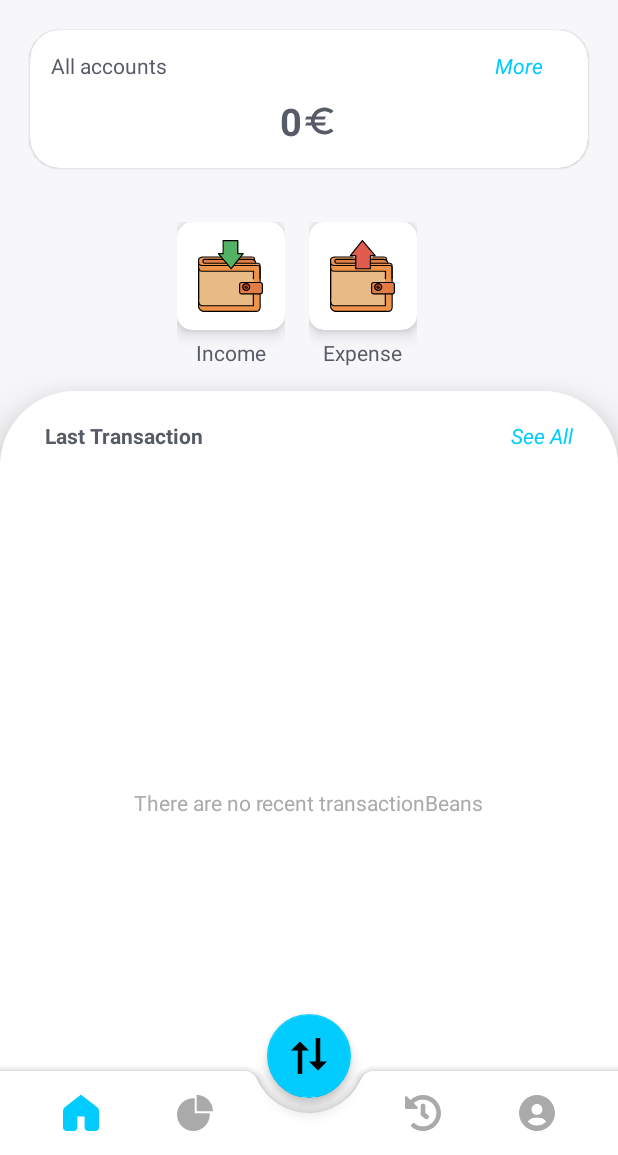
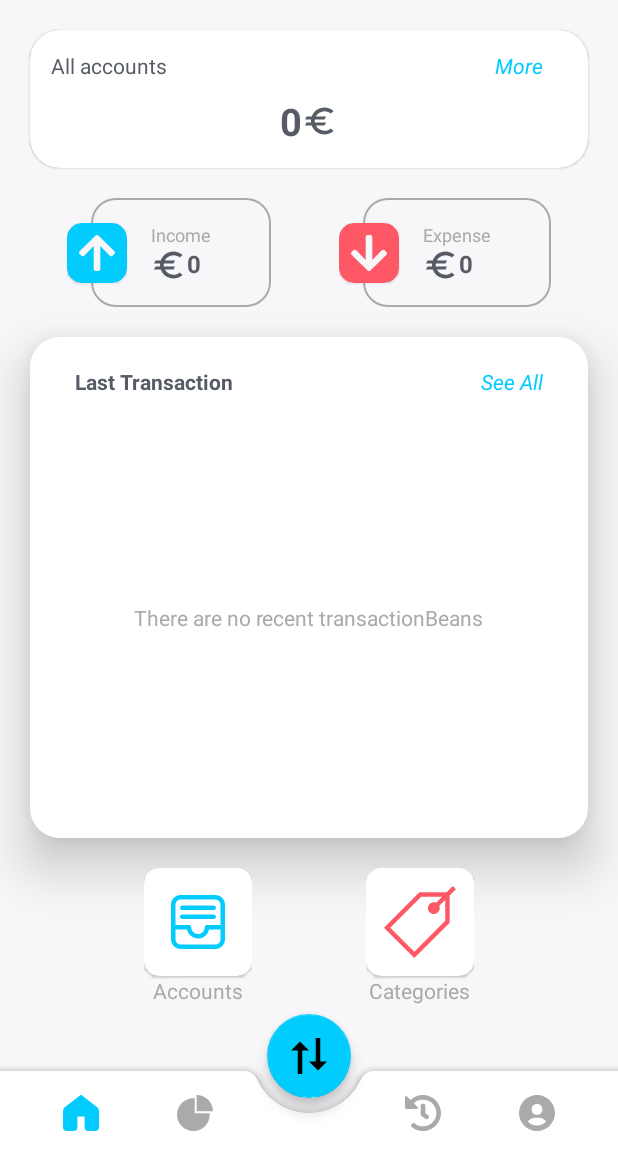
Before and after one commit to bonny-412/WiseSpender, an Android app: the screen it shows after launch (MainActivity), on a phone screen of 412 x 824 dp, the part 81-1236 px from its top. Run offline under Robolectric (Android 15) with nearby library versions, the phone set to English and light mode, and no system bars.

Commit message:
Inizio creazione con database

```diff
--- a/app/src/main/res/drawable/container_last_transactions_background.xml
+++ b/app/src/main/res/drawable/container_last_transactions_background.xml
@@ -1,5 +1,5 @@
 <?xml version="1.0" encoding="UTF-8"?>
 <shape xmlns:android="http://schemas.android.com/apk/res/android">
     <solid android:color="@color/background_card" />
-    <corners android:topRightRadius="50dp" android:topLeftRadius="50dp" />
+    <corners android:radius="20dp" />
 </shape>
--- /dev/null
+++ b/app/src/main/res/drawable/ic_accounts.xml
@@ -0,0 +1,12 @@
+<vector xmlns:android="http://schemas.android.com/apk/res/android"
+    android:width="24dp"
+    android:height="24dp"
+    android:viewportWidth="24"
+    android:viewportHeight="24">
+  <path
+      android:pathData="M6.25,3L17.75,3C19.483,3 20.8992,4.3565 20.9949,6.0656L21,6.25L21,17.75C21,19.483 19.6435,20.8992 17.9344,20.9949L17.75,21L6.25,21C4.517,21 3.1008,19.6435 3.0051,17.9344L3,17.75L3,6.25C3,4.517 4.3565,3.1008 6.0656,3.0051L6.25,3ZM8.325,14.5L4.5,14.5L4.5,17.75C4.5,18.6682 5.2071,19.4212 6.1065,19.4942L6.25,19.5L17.75,19.5C18.6682,19.5 19.4212,18.7929 19.4942,17.8935L19.5,17.75L19.5,14.5L15.675,14.5C15.3404,16.1483 13.9247,17.404 12.2003,17.4947L12,17.5C10.253,17.5 8.785,16.3053 8.3684,14.6884L8.325,14.5ZM17.75,4.5L6.25,4.5C5.3318,4.5 4.5788,5.2071 4.5058,6.1065L4.5,6.25L4.5,13L9,13C9.3797,13 9.6935,13.2822 9.7432,13.6482L9.75,13.75C9.75,14.9926 10.7574,16 12,16C13.1909,16 14.1656,15.0748 14.2448,13.904L14.25,13.75C14.25,13.3703 14.5322,13.0565 14.8982,13.0068L15,13L19.5,13L19.5,6.25C19.5,5.3318 18.7929,4.5788 17.8935,4.5058L17.75,4.5ZM6.75,9.5L17.25,9.5C17.6642,9.5 18,9.8358 18,10.25C18,10.6297 17.7178,10.9435 17.3518,10.9932L17.25,11L6.75,11C6.3358,11 6,10.6642 6,10.25C6,9.8703 6.2822,9.5565 6.6482,9.5068L6.75,9.5L17.25,9.5L6.75,9.5ZM6.75,6.5L17.25,6.5C17.6642,6.5 18,6.8358 18,7.25C18,7.6297 17.7178,7.9435 17.3518,7.9932L17.25,8L6.75,8C6.3358,8 6,7.6642 6,7.25C6,6.8703 6.2822,6.5565 6.6482,6.5068L6.75,6.5L17.25,6.5L6.75,6.5Z"
+      android:strokeWidth="1"
+      android:fillColor="#212121"
+      android:fillType="nonZero"
+      android:strokeColor="#00000000"/>
+</vector>
--- /dev/null
+++ b/app/src/main/res/drawable/ic_arrow_down.xml
@@ -0,0 +1,9 @@
+<vector xmlns:android="http://schemas.android.com/apk/res/android"
+    android:width="24dp"
+    android:height="24dp"
+    android:viewportWidth="24"
+    android:viewportHeight="24">
+  <path
+      android:pathData="M22.3925,10.2042L23.6125,11.3934C24.1292,11.8969 24.1292,12.7111 23.6125,13.2092L12.9343,23.6224C12.4177,24.1259 11.5823,24.1259 11.0712,23.6224L0.3875,13.2092C-0.1292,12.7057 -0.1292,11.8915 0.3875,11.3934L1.6075,10.2042C2.1296,9.6953 2.9815,9.7061 3.4926,10.2256L9.8017,16.6803V1.2856C9.8017,0.5731 10.3897,0 11.1207,0H12.8793C13.6103,0 14.1983,0.5731 14.1983,1.2856V16.6803L20.5074,10.2256C21.0185,9.7007 21.8704,9.69 22.3925,10.2042V10.2042Z"
+      android:fillColor="#000000"/>
+</vector>
--- /dev/null
+++ b/app/src/main/res/drawable/ic_arrow_up.xml
@@ -0,0 +1,9 @@
+<vector xmlns:android="http://schemas.android.com/apk/res/android"
+    android:width="24dp"
+    android:height="24dp"
+    android:viewportWidth="24"
+    android:viewportHeight="24">
+  <path
+      android:pathData="M1.6079,13.7958L0.3875,12.6066C-0.1292,12.1031 -0.1292,11.2889 0.3875,10.7908L11.0683,0.3776C11.585,-0.1259 12.4205,-0.1259 12.9317,0.3776L23.6125,10.7854C24.1292,11.2889 24.1292,12.1031 23.6125,12.6013L22.3921,13.7904C21.8699,14.2993 21.0179,14.2886 20.5066,13.769L14.2016,7.3197V22.7144C14.2016,23.4268 13.6134,24 12.8823,24H11.1232C10.3921,24 9.8039,23.4268 9.8039,22.7144V7.3197L3.4934,13.7744C2.9821,14.2993 2.1301,14.31 1.6079,13.7958V13.7958Z"
+      android:fillColor="#000000"/>
+</vector>
--- /dev/null
+++ b/app/src/main/res/drawable/ic_category.xml
@@ -0,0 +1,4 @@
+<vector android:height="24dp" android:viewportHeight="486.82"
+    android:viewportWidth="486.82" android:width="24dp" xmlns:android="http://schemas.android.com/apk/res/android">
+    <path android:fillColor="#FF000000" android:pathData="M486.82,21.213L465.607,0l-42.768,42.768H238.991L0,281.759L205.061,486.82l238.992,-238.991V63.98L486.82,21.213zM414.053,235.403L205.061,444.394L42.427,281.759L251.418,72.768h141.421l-40.097,40.097c-14.56,-6.167 -32.029,-3.326 -43.898,8.543c-15.621,15.621 -15.621,40.948 0,56.569c15.621,15.621 40.948,15.621 56.568,0c11.869,-11.869 14.71,-29.338 8.543,-43.898l40.097,-40.097V235.403z"/>
+</vector>
--- /dev/null
+++ b/app/src/main/res/drawable/info_income_expense_background.xml
@@ -0,0 +1,6 @@
+<?xml version="1.0" encoding="UTF-8"?>
+<shape xmlns:android="http://schemas.android.com/apk/res/android">
+    <solid android:color="@color/background" />
+    <stroke android:width="1dp" android:color="@color/secondary_text" />
+    <corners android:radius="16dp" />
+</shape>
--- a/app/src/main/res/layout/activity_main.xml
+++ b/app/src/main/res/layout/activity_main.xml
@@ -11,10 +11,7 @@
         android:id="@+id/rootLayout"
         android:layout_width="match_parent"
         android:layout_height="match_parent"
-        app:layout_constraintStart_toStartOf="parent"
-        app:layout_constraintEnd_toEndOf="parent"
-        app:layout_constraintTop_toTopOf="parent"
-        app:layout_constraintBottom_toTopOf="@+id/menu"
+        app:layout_anchor="@id/bottomAppBar"
         />
 
 
@@ -47,6 +44,6 @@
         android:contentDescription="@string/app_name"
         android:src="@drawable/ic_transfer"
         android:tint="@color/background_card"
-        app:layout_anchor="@id/bottomAppBar" />
+        app:layout_anchor="@id/bottomAppBar"/>
 
 </androidx.coordinatorlayout.widget.CoordinatorLayout>
--- a/app/src/main/res/layout/home_fragment.xml
+++ b/app/src/main/res/layout/home_fragment.xml
@@ -3,7 +3,8 @@
     android:layout_width="match_parent"
     android:layout_height="match_parent"
     xmlns:app="http://schemas.android.com/apk/res-auto"
-    android:background="@color/background">
+    android:background="@color/background"
+    android:layout_marginBottom="100dp">
 
     <TextView
         android:id="@+id/titleTextHello"
@@ -109,98 +110,56 @@
     </com.google.android.material.card.MaterialCardView>
 
     <!-- Button -->
-    <LinearLayout
+    <androidx.constraintlayout.widget.ConstraintLayout
         android:id="@+id/containerAction"
         android:layout_width="match_parent"
         android:layout_height="wrap_content"
         android:layout_marginTop="20dp"
+        android:layout_marginBottom="20dp"
         android:orientation="horizontal"
         android:gravity="center"
         app:layout_constraintTop_toBottomOf="@+id/cardHeader">
+
         <LinearLayout
+            android:id="@+id/linear1"
             android:layout_width="wrap_content"
             android:layout_height="wrap_content"
-            android:gravity="center"
-            android:orientation="vertical"
-            app:cardCornerRadius="16dp">
-            <com.google.android.material.card.MaterialCardView
-                android:layout_width="72dp"
-                android:layout_height="72dp"
-                android:layout_columnWeight="1"
-                android:layout_rowWeight="1"
-                app:cardElevation="6dp"
-                app:cardBackgroundColor="@color/background_card"
-                app:cardCornerRadius="10dp"
-                android:foreground="?selectableItemBackgroundBorderless"
-                android:clickable="true"
-                android:focusable="true">
-                <LinearLayout
-                    android:layout_width="match_parent"
-                    android:layout_height="match_parent"
-                    android:gravity="center">
-                    <androidx.appcompat.widget.AppCompatImageView
-                        android:layout_width="wrap_content"
-                        android:layout_height="wrap_content"
-                        android:src="@drawable/ic_wallet_in" />
-                </LinearLayout>
-            </com.google.android.material.card.MaterialCardView>
-            <TextView
-                android:layout_width="wrap_content"
-                android:layout_height="wrap_content"
-                android:text="@string/type_income"
-                android:layout_marginTop="5dp"
-                android:textColor="@color/primary_text"
-                android:textStyle="normal" />
+            app:layout_constraintStart_toStartOf="parent"
+            app:layout_constraintTop_toTopOf="parent"
+            app:layout_constraintBottom_toBottomOf="parent"
+            app:layout_constraintEnd_toStartOf="@+id/linear2">
+            <include
+                android:id="@+id/include"
+                layout="@layout/info_income"
+                app:layout_constraintStart_toStartOf="parent"
+                app:layout_constraintTop_toTopOf="parent"
+                />
         </LinearLayout>
         <LinearLayout
+            android:id="@+id/linear2"
             android:layout_width="wrap_content"
             android:layout_height="wrap_content"
-            android:gravity="center"
-            android:orientation="vertical"
-            android:layout_margin="16dp"
-            app:cardCornerRadius="16dp"
-            android:elevation="10dp">
-            <com.google.android.material.card.MaterialCardView
-                android:layout_width="72dp"
-                android:layout_height="72dp"
-                android:layout_columnWeight="1"
-                android:layout_rowWeight="1"
-                app:cardElevation="6dp"
-                app:cardBackgroundColor="@color/background_card"
-                app:cardCornerRadius="10dp"
-                android:foreground="?selectableItemBackgroundBorderless"
-                android:clickable="true"
-                android:focusable="true">
-                <LinearLayout
-                    android:layout_width="match_parent"
-                    android:layout_height="match_parent"
-                    android:gravity="center">
-                    <androidx.appcompat.widget.AppCompatImageView
-                        android:layout_width="wrap_content"
-                        android:layout_height="wrap_content"
-                        android:src="@drawable/ic_wallet_out" />
-                </LinearLayout>
-            </com.google.android.material.card.MaterialCardView>
-            <TextView
-                android:layout_width="wrap_content"
-                android:layout_height="wrap_content"
-                android:text="@string/type_expense"
-                android:layout_marginTop="5dp"
-                android:textColor="@color/primary_text"
-                android:textStyle="normal" />
+            app:layout_constraintEnd_toEndOf="parent"
+            app:layout_constraintTop_toTopOf="@+id/linear1"
+            app:layout_constraintBottom_toBottomOf="@+id/linear1"
+            app:layout_constraintStart_toEndOf="@+id/linear1">
+            <include layout="@layout/info_expense"
+                app:layout_constraintEnd_toEndOf="parent"
+                app:layout_constraintTop_toTopOf="parent"/>
         </LinearLayout>
-    </LinearLayout>
+    </androidx.constraintlayout.widget.ConstraintLayout>
 
     <!-- TransactionBean -->
     <androidx.constraintlayout.widget.ConstraintLayout
         android:id="@+id/containerTransactions"
         android:layout_width="match_parent"
         android:layout_height="0dp"
+        android:layout_margin="20dp"
         android:backgroundTint="@color/background_card"
         android:orientation="vertical"
         android:elevation="20dp"
         android:background="@drawable/container_last_transactions_background"
-        app:layout_constraintBottom_toBottomOf="parent"
+        app:layout_constraintBottom_toTopOf="@+id/containerButtonCustom"
         app:layout_constraintTop_toBottomOf="@+id/containerAction">
 
         <androidx.constraintlayout.widget.ConstraintLayout
@@ -213,7 +172,8 @@
             android:layout_marginEnd="30dp"
             android:layout_marginStart="30dp"
             app:layout_constraintTop_toTopOf="parent"
-            app:layout_constraintStart_toStartOf="parent">
+            app:layout_constraintStart_toStartOf="parent"
+            app:layout_constraintEnd_toEndOf="parent">
 
             <TextView
                 android:id="@+id/titleLastTransactions"
@@ -260,4 +220,87 @@
 
     </androidx.constraintlayout.widget.ConstraintLayout>
 
+    <!-- TransactionBean -->
+    <androidx.constraintlayout.widget.ConstraintLayout
+        android:id="@+id/containerButtonCustom"
+        android:layout_width="match_parent"
+        android:layout_height="wrap_content"
+        android:backgroundTint="@color/background_card"
+        android:orientation="vertical"
+        android:elevation="20dp"
+        android:layout_marginStart="20dp"
+        android:layout_marginEnd="20dp"
+        app:layout_constraintStart_toStartOf="parent"
+        app:layout_constraintEnd_toEndOf="parent"
+        app:layout_constraintBottom_toBottomOf="parent">
+        <LinearLayout
+            android:id="@+id/containerButtonAccounts"
+            android:layout_width="wrap_content"
+            android:layout_height="wrap_content"
+            android:orientation="vertical"
+            app:layout_constraintStart_toStartOf="parent"
+            app:layout_constraintTop_toTopOf="parent"
+            app:layout_constraintBottom_toBottomOf="parent"
+            app:layout_constraintEnd_toStartOf="@+id/containerButtonCategories"
+            android:gravity="center">
+            <com.google.android.material.card.MaterialCardView
+                android:layout_width="72dp"
+                android:layout_height="72dp"
+                app:cardBackgroundColor="@color/background_card"
+                app:cardCornerRadius="10dp"
+                android:clickable="true"
+                android:focusable="true">
+                <LinearLayout
+                    android:layout_width="match_parent"
+                    android:layout_height="match_parent"
+                    android:gravity="center">
+                    <androidx.appcompat.widget.AppCompatImageView
+                        android:layout_width="48dp"
+                        android:layout_height="48dp"
+                        android:src="@drawable/ic_accounts"
+                        android:tint="@color/primary" />
+                </LinearLayout>
+            </com.google.android.material.card.MaterialCardView>
+            <TextView
+                android:layout_width="wrap_content"
+                android:layout_height="wrap_content"
+                android:textColor="@color/secondary_text"
+                android:text="@string/accounts"/>
+        </LinearLayout>
+        <LinearLayout
+            android:id="@+id/containerButtonCategories"
+            android:layout_width="wrap_content"
+            android:layout_height="wrap_content"
+            android:orientation="vertical"
+            app:layout_constraintEnd_toEndOf="parent"
+            app:layout_constraintTop_toTopOf="parent"
+            app:layout_constraintBottom_toBottomOf="parent"
+            android:gravity="center"
+            app:layout_constraintStart_toEndOf="@+id/containerButtonAccounts">
+            <com.google.android.material.card.MaterialCardView
+                android:layout_width="72dp"
+                android:layout_height="72dp"
+                app:cardBackgroundColor="@color/background_card"
+                app:cardCornerRadius="10dp"
+                android:clickable="true"
+                android:focusable="true">
+                <LinearLayout
+                    android:layout_width="match_parent"
+                    android:layout_height="match_parent"
+                    android:gravity="center">
+                    <androidx.appcompat.widget.AppCompatImageView
+                        android:layout_width="48dp"
+                        android:layout_height="48dp"
+                        android:src="@drawable/ic_category"
+                        android:tint="@color/secondary" />
+                </LinearLayout>
+            </com.google.android.material.card.MaterialCardView>
+            <TextView
+                android:layout_width="wrap_content"
+                android:layout_height="wrap_content"
+                android:text="@string/categories"
+                android:textColor="@color/secondary_text"/>
+        </LinearLayout>
+    </androidx.constraintlayout.widget.ConstraintLayout>
+
 </androidx.constraintlayout.widget.ConstraintLayout>
--- /dev/null
+++ b/app/src/main/res/layout/info_expense.xml
@@ -0,0 +1,62 @@
+<?xml version="1.0" encoding="utf-8"?>
+<androidx.constraintlayout.widget.ConstraintLayout
+    xmlns:android="http://schemas.android.com/apk/res/android"
+    xmlns:app="http://schemas.android.com/apk/res-auto"
+    android:layout_width="wrap_content"
+    android:layout_height="wrap_content">
+    <com.google.android.material.card.MaterialCardView
+        android:layout_width="wrap_content"
+        android:layout_height="wrap_content"
+        app:cardBackgroundColor="@color/secondary"
+        app:cardCornerRadius="10dp"
+        app:layout_constraintStart_toStartOf="parent"
+        app:layout_constraintTop_toTopOf="@+id/materialCardViewIncome"
+        app:layout_constraintBottom_toBottomOf="@+id/materialCardViewIncome">
+        <androidx.appcompat.widget.AppCompatImageView
+            android:layout_width="match_parent"
+            android:layout_height="match_parent"
+            android:layout_margin="8dp"
+            android:src="@drawable/ic_arrow_down"
+            android:tint="@color/background" />
+    </com.google.android.material.card.MaterialCardView>
+    <LinearLayout
+        android:id="@+id/materialCardViewIncome"
+        android:layout_width="wrap_content"
+        android:layout_height="wrap_content"
+        android:layout_marginStart="16dp"
+        android:background="@drawable/info_income_expense_background"
+        app:layout_constraintTop_toTopOf="parent"
+        app:layout_constraintStart_toStartOf="parent">
+        <androidx.constraintlayout.widget.ConstraintLayout
+            android:layout_width="match_parent"
+            android:layout_height="wrap_content"
+            android:paddingStart="40dp"
+            android:paddingEnd="40dp"
+            android:paddingTop="16dp"
+            android:paddingBottom="16dp">
+            <TextView
+                android:id="@+id/textView1"
+                android:layout_width="wrap_content"
+                android:layout_height="wrap_content"
+                android:text="@string/type_expense"
+                android:textColor="@color/secondary_text"
+                app:layout_constraintTop_toTopOf="parent"
+                app:layout_constraintStart_toStartOf="parent"
+                android:textSize="12sp"/>
+            <TextView
+                android:id="@+id/totalExpense"
+                android:layout_width="wrap_content"
+                android:layout_height="wrap_content"
+                android:text="0"
+                android:textColor="@color/primary_text"
+                android:textSize="16sp"
+                android:textStyle="bold"
+                app:layout_constraintTop_toBottomOf="@+id/textView1"
+                app:layout_constraintStart_toStartOf="@+id/textView1"
+                app:drawableStartCompat="@drawable/ic_euro"
+                app:drawableTint="@color/primary_text"/>
+        </androidx.constraintlayout.widget.ConstraintLayout>
+
+    </LinearLayout>
+
+</androidx.constraintlayout.widget.ConstraintLayout>
--- /dev/null
+++ b/app/src/main/res/layout/info_income.xml
@@ -0,0 +1,62 @@
+<?xml version="1.0" encoding="utf-8"?>
+<androidx.constraintlayout.widget.ConstraintLayout
+    xmlns:android="http://schemas.android.com/apk/res/android"
+    xmlns:app="http://schemas.android.com/apk/res-auto"
+    android:layout_width="wrap_content"
+    android:layout_height="wrap_content">
+    <com.google.android.material.card.MaterialCardView
+        android:layout_width="wrap_content"
+        android:layout_height="wrap_content"
+        app:cardBackgroundColor="@color/primary"
+        app:cardCornerRadius="10dp"
+        app:layout_constraintStart_toStartOf="parent"
+        app:layout_constraintTop_toTopOf="@+id/materialCardViewIncome"
+        app:layout_constraintBottom_toBottomOf="@+id/materialCardViewIncome">
+        <androidx.appcompat.widget.AppCompatImageView
+            android:layout_width="match_parent"
+            android:layout_height="match_parent"
+            android:layout_margin="8dp"
+            android:src="@drawable/ic_arrow_up"
+            android:tint="@color/background" />
+    </com.google.android.material.card.MaterialCardView>
+    <LinearLayout
+        android:id="@+id/materialCardViewIncome"
+        android:layout_width="wrap_content"
+        android:layout_height="wrap_content"
+        android:layout_marginStart="16dp"
+        android:background="@drawable/info_income_expense_background"
+        app:layout_constraintTop_toTopOf="parent"
+        app:layout_constraintStart_toStartOf="parent">
+        <androidx.constraintlayout.widget.ConstraintLayout
+            android:layout_width="match_parent"
+            android:layout_height="wrap_content"
+            android:paddingStart="40dp"
+            android:paddingEnd="40dp"
+            android:paddingTop="16dp"
+            android:paddingBottom="16dp">
+            <TextView
+                android:id="@+id/textView1"
+                android:layout_width="wrap_content"
+                android:layout_height="wrap_content"
+                android:text="@string/type_income"
+                android:textColor="@color/secondary_text"
+                app:layout_constraintTop_toTopOf="parent"
+                app:layout_constraintStart_toStartOf="parent"
+                android:textSize="12sp"/>
+            <TextView
+                android:id="@+id/totalIncome"
+                android:layout_width="wrap_content"
+                android:layout_height="wrap_content"
+                android:text="0"
+                android:textColor="@color/primary_text"
+                android:textSize="16sp"
+                android:textStyle="bold"
+                app:layout_constraintTop_toBottomOf="@+id/textView1"
+                app:layout_constraintStart_toStartOf="@+id/textView1"
+                app:drawableStartCompat="@drawable/ic_euro"
+                app:drawableTint="@color/primary_text"/>
+        </androidx.constraintlayout.widget.ConstraintLayout>
+
+    </LinearLayout>
+
+</androidx.constraintlayout.widget.ConstraintLayout>
--- a/app/src/main/res/values/strings.xml
+++ b/app/src/main/res/values/strings.xml
@@ -49,4 +49,7 @@
     <string name="saved_ok">Saved successfully</string>
     <string name="saved_ko">Error while saving</string>
 
+    <string name="accounts">Accounts</string>
+    <string name="categories">Categories</string>
+
 </resources>
```
Also changed, not shown: 1 other file.
